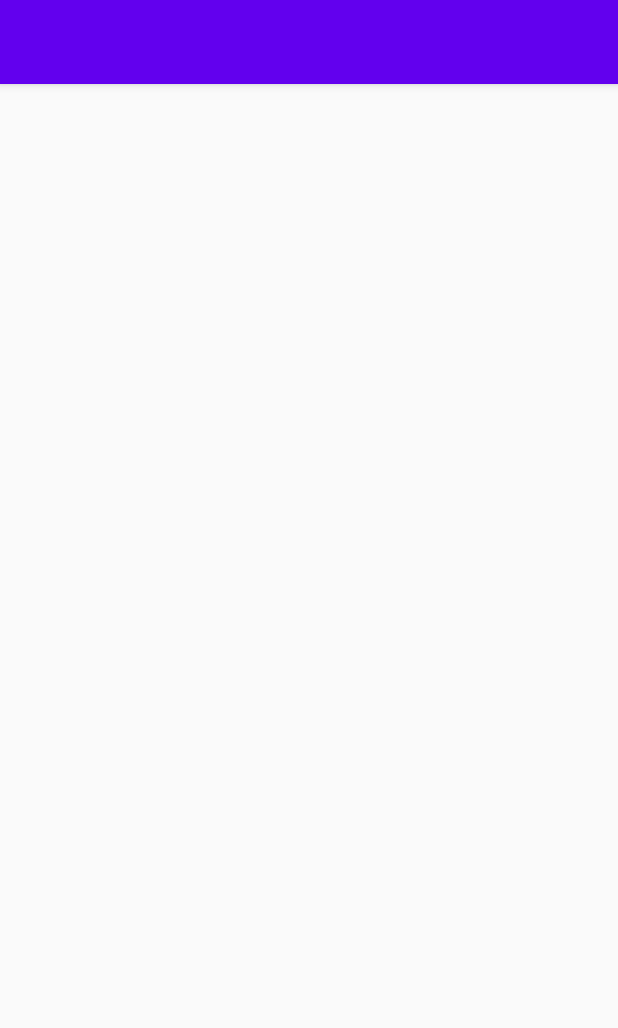
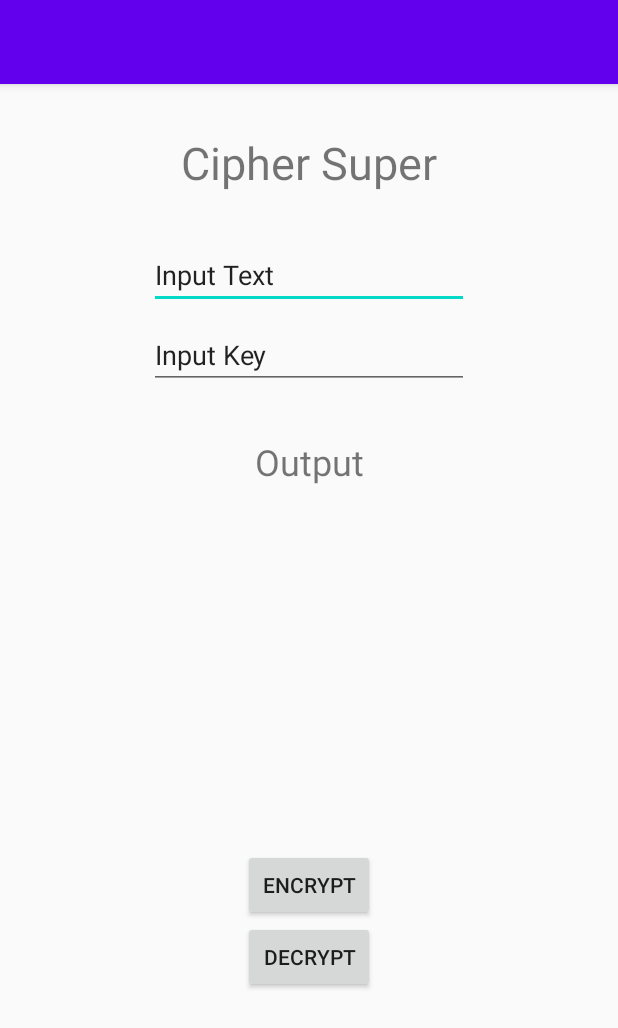
Before and after one commit to rivaldofez/Crypton, an Android app: the screen it shows after launch (CipherSuper), on a phone screen of 412 x 824 dp. Shown: the top 1028 px of the screen. Run offline under Robolectric (Android 15) with nearby library versions, the phone set to English and light mode, and no system bars.

Commit message:
add decrypt encypt function cipher super

```diff
--- a/app/src/main/res/layout/activity_cipher_super.xml
+++ b/app/src/main/res/layout/activity_cipher_super.xml
@@ -6,4 +6,69 @@
     android:layout_height="match_parent"
     tools:context=".CipherSuper">
 
+    <TextView
+        android:id="@+id/txtCaesarCipher"
+        android:layout_width="wrap_content"
+        android:layout_height="wrap_content"
+        android:layout_marginTop="32dp"
+        android:text="Cipher Super"
+        android:textSize="30sp"
+        app:layout_constraintEnd_toEndOf="parent"
+        app:layout_constraintStart_toStartOf="parent"
+        app:layout_constraintTop_toTopOf="parent" />
+
+    <EditText
+        android:id="@+id/etInput"
+        android:layout_width="wrap_content"
+        android:layout_height="wrap_content"
+        android:layout_marginTop="32dp"
+        android:ems="10"
+        android:inputType="textPersonName"
+        android:text="Input Text"
+        app:layout_constraintEnd_toEndOf="parent"
+        app:layout_constraintStart_toStartOf="parent"
+        app:layout_constraintTop_toBottomOf="@+id/txtCaesarCipher" />
+
+    <TextView
+        android:id="@+id/txtOutput"
+        android:layout_width="wrap_content"
+        android:layout_height="wrap_content"
+        android:layout_marginTop="32dp"
+        android:text="Output"
+        android:textSize="24sp"
+        app:layout_constraintEnd_toEndOf="parent"
+        app:layout_constraintStart_toStartOf="parent"
+        app:layout_constraintTop_toBottomOf="@+id/etKey" />
+
+    <Button
+        android:id="@+id/btnEncrypt"
+        android:layout_width="wrap_content"
+        android:layout_height="wrap_content"
+        android:layout_marginTop="32dp"
+        android:text="Encrypt"
+        app:layout_constraintBottom_toBottomOf="parent"
+        app:layout_constraintEnd_toEndOf="parent"
+        app:layout_constraintStart_toStartOf="parent"
+        app:layout_constraintTop_toBottomOf="@+id/txtOutput" />
+
+    <Button
+        android:id="@+id/btnDecrypt"
+        android:layout_width="wrap_content"
+        android:layout_height="wrap_content"
+        android:text="Decrypt"
+        app:layout_constraintEnd_toEndOf="parent"
+        app:layout_constraintStart_toStartOf="parent"
+        app:layout_constraintTop_toBottomOf="@+id/btnEncrypt" />
+
+    <EditText
+        android:id="@+id/etKey"
+        android:layout_width="wrap_content"
+        android:layout_height="wrap_content"
+        android:layout_marginTop="8dp"
+        android:ems="10"
+        android:inputType="numberSigned"
+        android:text="Input Key"
+        app:layout_constraintEnd_toEndOf="parent"
+        app:layout_constraintStart_toStartOf="parent"
+        app:layout_constraintTop_toBottomOf="@+id/etInput" />
 </androidx.constraintlayout.widget.ConstraintLayout>
```
Also changed, not shown: app/src/main/AndroidManifest.xml (+0 -10 lines), app/src/main/java/com/example/crypton/CipherSuper.java (+136 -0 lines).
